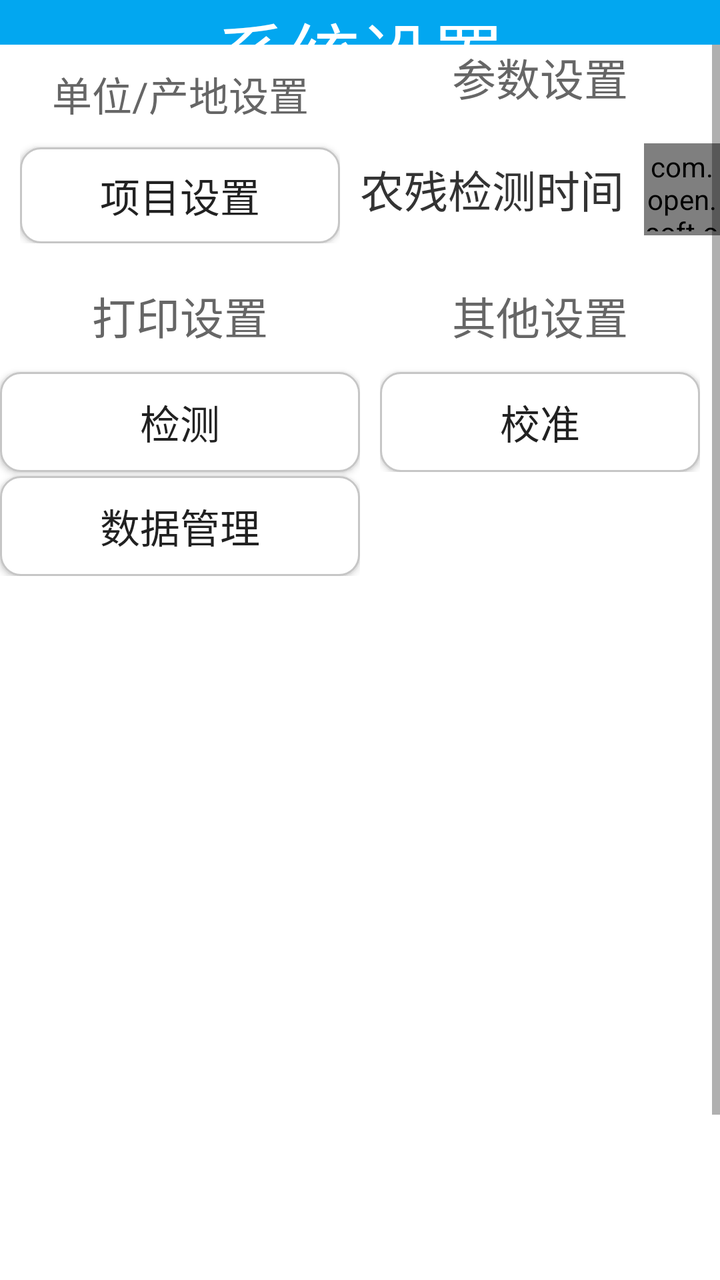
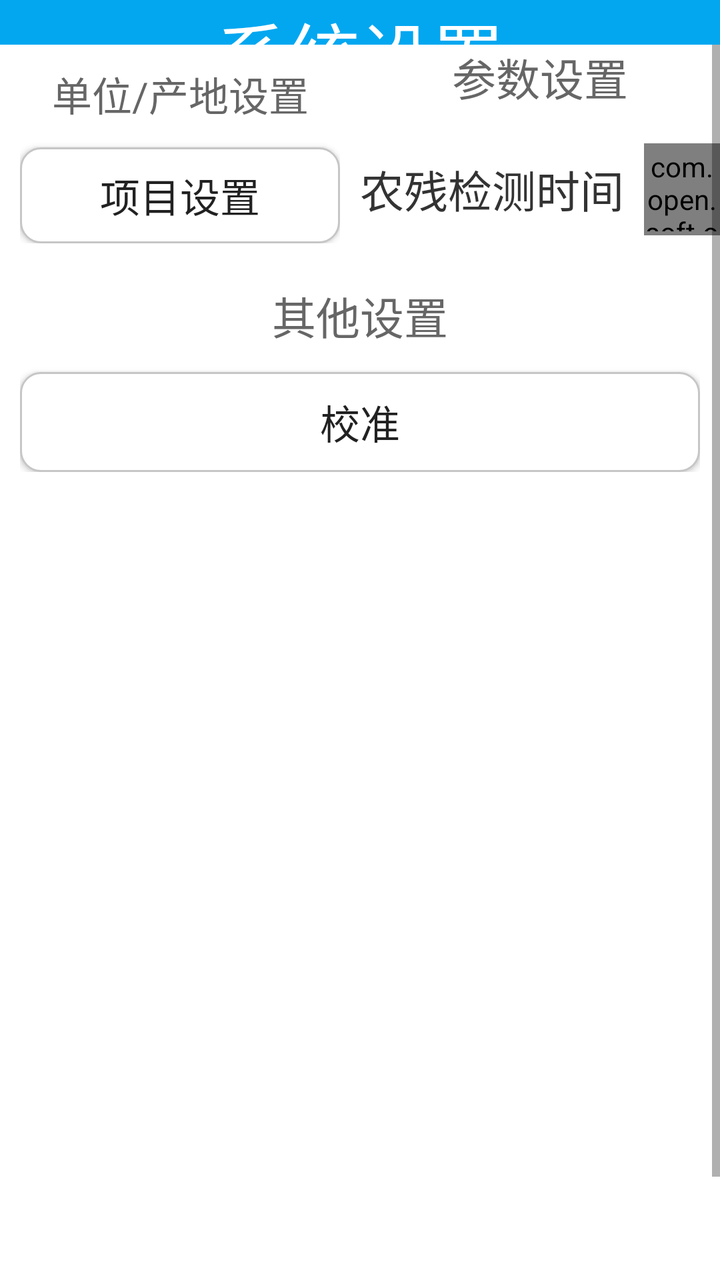

An Android layout rendered at two revisions. The XML below is the earlier revision; the diff shows what the commit changed to produce the second picture.
<!-- AndroidManifest.xml: application theme AppTheme -->
<!-- res/layout/activity_system_setting2.xml -->
<?xml version="1.0" encoding="utf-8"?>
<androidx.constraintlayout.widget.ConstraintLayout xmlns:android="http://schemas.android.com/apk/res/android"
    xmlns:app="http://schemas.android.com/apk/res-auto"
    xmlns:tools="http://schemas.android.com/tools"
    android:layout_width="match_parent"
    android:layout_height="match_parent"
    android:background="@color/white"
    android:orientation="vertical"
    tools:ignore="OnClick">

    <TextView
        android:id="@+id/tv_title"
        android:layout_width="match_parent"
        android:layout_height="0dp"
        android:layout_weight="1"
        android:background="@color/THEME_COLOR"
        android:gravity="center"
        android:text="系统设置"
        android:textColor="@color/white"
        android:textSize="36sp"
        app:layout_constraintDimensionRatio="h,16:1"
        app:layout_constraintTop_toTopOf="parent" />

    <ScrollView
        android:layout_width="match_parent"
        android:layout_height="wrap_content"
        app:layout_constraintStart_toStartOf="parent"
        app:layout_constraintTop_toBottomOf="@+id/tv_title">

        
        <LinearLayout
            android:layout_width="match_parent"
            android:layout_height="wrap_content"
            android:orientation="vertical">
            
            <LinearLayout
                android:layout_width="match_parent"
                android:layout_height="wrap_content"
                android:orientation="horizontal">

                <LinearLayout
                    android:id="@+id/ll1"
                    android:layout_width="0dp"
                    android:layout_height="wrap_content"
                    android:layout_weight="1"
                    android:orientation="vertical"
                    android:padding="10dp"
                    app:layout_constraintBottom_toTopOf="@+id/ll3"
                    app:layout_constraintEnd_toStartOf="@+id/ll2"
                    app:layout_constraintStart_toStartOf="parent"
                    app:layout_constraintTop_toBottomOf="@+id/tv_title">

                    <TextView
                        android:layout_width="match_parent"
                        android:layout_height="wrap_content"
                        android:layout_marginBottom="10dp"
                        android:gravity="center"
                        android:text="单位/产地设置"
                        android:textColor="#666666"
                        android:textSize="20sp" />

                    <Button
                        style="@style/btnSystemSetting"
                        android:layout_width="match_parent"
                        android:layout_height="0dp"
                        android:visibility="gone"
                        android:layout_weight="1"
                        android:onClick="onBCheckOrg"
                        android:text="受检单位" />

                    <Button
                        style="@style/btnSystemSetting"
                        android:layout_width="match_parent"
                        android:layout_height="0dp"
                        android:layout_weight="1"
                        android:visibility="gone"
                        android:onClick="onSampleSource"
                        android:text="商品来源" />

                    <Button
                        style="@style/btnSystemSetting"
                        android:layout_width="match_parent"
                        android:layout_height="0dp"
                        android:layout_weight="1"
                        android:visibility="gone"
                        android:onClick="onCheckOrg"
                        android:text="检测单位" />

                    <Button
                        style="@style/btnSystemSetting"
                        android:layout_width="match_parent"
                        android:layout_height="0dp"
                        android:layout_weight="1"
                        android:visibility="gone"
                        android:onClick="onSampleName"
                        android:text="样品名称"/>

                    <Button
                        android:id="@+id/btn_project"
                        style="@style/btnSystemSetting"
                        android:layout_width="match_parent"
                        android:layout_height="0dp"
                        android:layout_weight="1"
                        android:onClick="onEditProject"
                        android:text="项目设置"
                        android:visibility="visible" />


                </LinearLayout>

                <LinearLayout
                    android:id="@+id/ll2"
                    android:layout_width="0dp"
                    android:layout_height="wrap_content"
                    android:layout_weight="1"
                    android:orientation="vertical"
                    app:layout_constraintBottom_toTopOf="@+id/ll3"
                    app:layout_constraintEnd_toEndOf="parent"
                    app:layout_constraintStart_toEndOf="@+id/ll1"
                    app:layout_constraintTop_toBottomOf="@+id/tv_title">

                    <TextView
                        android:layout_width="match_parent"
                        android:layout_height="wrap_content"
                        android:layout_marginBottom="10dp"
                        android:gravity="center"
                        android:text="参数设置"
                        android:textColor="#666666"
                        android:textSize="22sp" />


                    <LinearLayout
                        android:layout_width="match_parent"
                        android:layout_height="50dp"
                        android:layout_marginTop="5dp"
                        android:gravity="center_vertical"
                        android:orientation="horizontal">

                        <TextView
                            android:layout_width="wrap_content"
                            android:layout_height="wrap_content"
                            android:gravity="center"
                            android:text="农残检测时间"
                            android:textColor="#333"
                            android:textSize="22sp" />

                        <com.open.soft.openappsoft.multifuction.view.AutoConintaEditText
                            android:id="@+id/et_card_warm_time"
                            style="@style/btnSystemSetting"
                            android:layout_width="match_parent"
                            android:layout_height="wrap_content"
                            android:layout_marginLeft="10dp"
                            android:layout_marginTop="2dp"
                            android:layout_marginBottom="2dp"
                            app:unit="s"></com.open.soft.openappsoft.multifuction.view.AutoConintaEditText>

                    </LinearLayout>

                </LinearLayout>


            </LinearLayout>

            
            <LinearLayout
                android:layout_width="match_parent"
                android:layout_height="wrap_content"
                android:orientation="horizontal">

                <LinearLayout
                    android:id="@+id/ll3"
                    android:layout_width="0dp"
                    android:layout_height="wrap_content"
                    android:layout_weight="1"
                    android:orientation="vertical"
                    app:layout_constraintBottom_toBottomOf="parent"
                    app:layout_constraintEnd_toStartOf="@+id/ll4"
                    app:layout_constraintStart_toEndOf="@+id/ll1"
                    app:layout_constraintStart_toStartOf="parent"
                    app:layout_constraintTop_toBottomOf="@+id/ll1">

                    <TextView
                        android:layout_width="match_parent"
                        android:layout_height="wrap_content"
                        android:layout_marginTop="10dp"
                        android:layout_marginBottom="10dp"
                        android:gravity="center"
                        android:text="打印设置"
                        android:textColor="#666666"
                        android:textSize="22sp" />

                    <Button
                        style="@style/btnSystemSetting"
                        android:layout_width="match_parent"
                        android:layout_height="50dp"
                        android:onClick="onCheck"
                        android:text="检测" />

                    <Button
                        style="@style/btnSystemSetting"
                        android:layout_width="match_parent"
                        android:layout_height="50dp"
                        android:onClick="onDataManager"
                        android:text="数据管理" />

                </LinearLayout>

                <LinearLayout
                    android:id="@+id/ll4"
                    android:layout_width="0dp"
                    android:layout_height="wrap_content"
                    android:layout_weight="1"
                    android:orientation="vertical"
                    android:padding="10dp"
                    app:layout_constraintBottom_toBottomOf="parent"
                    app:layout_constraintEnd_toEndOf="parent"
                    app:layout_constraintStart_toEndOf="@+id/ll1"
                    app:layout_constraintTop_toBottomOf="@+id/ll1">

                    <TextView
                        android:id="@+id/order_setting"
                        android:layout_width="match_parent"
                        android:layout_height="wrap_content"
                        android:layout_marginBottom="10dp"
                        android:gravity="center"
                        android:text="其他设置"
                        android:textColor="#666666"
                        android:textSize="22sp" />

                    <Button
                        style="@style/btnSystemSetting"
                        android:layout_width="match_parent"
                        android:layout_height="50dp"
                        android:onClick="onCalibration"
                        android:text="校准" />

                </LinearLayout>

            </LinearLayout>

            <View
                android:layout_width="match_parent"
                android:layout_height="500dp"/>

        </LinearLayout>

    </ScrollView>

</androidx.constraintlayout.widget.ConstraintLayout>
<!-- resources referenced by this layout -->
<resources>
  <color name="THEME_COLOR">#02A7F0</color>
  <color name="white">#ffffff</color>
  <style name="btnSystemSetting">
          <item name="android:layout_marginTop">2dp</item>
          <item name="android:background">@drawable/selector_btn_setting</item>
          <item name="android:paddingTop">2dp</item>
          <item name="android:layout_height">wrap_content</item>
          <item name="android:textSize">20sp</item>
          <item name="android:paddingBottom">2dp</item>
      </style>
  <style name="AppTheme" parent="Theme.AppCompat.Light.DarkActionBar">
          
          <item name="android:windowNoTitle">true</item>
          <item name="android:windowFullscreen">true</item>
      </style>
  <!-- drawable selector_btn_setting (drawable) -->
  <?xml version="1.0" encoding="utf-8"?>
  <selector xmlns:android="http://schemas.android.com/apk/res/android">
  <item android:state_pressed="true" android:drawable="@drawable/btn_bg_state_p"></item>
  <item android:state_pressed="false" android:drawable="@drawable/btn_bg_state_n"></item>
  </selector>
  <!-- drawable btn_bg_state_p (drawable) -->
  <?xml version="1.0" encoding="utf-8"?>
  <shape xmlns:android="http://schemas.android.com/apk/res/android"
      android:shape="rectangle">
      <stroke
          android:width="1dp"
          android:color="#c6c6c6"></stroke>
      <corners android:radius="10dp"></corners>
      <solid android:color="#bbbbbb"></solid>
  </shape>
  <!-- drawable btn_bg_state_n (drawable) -->
  <?xml version="1.0" encoding="utf-8"?>
  <shape xmlns:android="http://schemas.android.com/apk/res/android"
      android:shape="rectangle">
      <stroke
          android:width="1dp"
          android:color="#c6c6c6"></stroke>
      <corners android:radius="10dp"></corners>
      <solid android:color="@color/white"></solid>
  </shape>
</resources>

<!-- the commit's change to res/layout/activity_system_setting2.xml (unified diff, before → after) -->
@@ -173,6 +173,7 @@
                     android:layout_height="wrap_content"
                     android:layout_weight="1"
                     android:orientation="vertical"
+                    android:visibility="gone"
                     app:layout_constraintBottom_toBottomOf="parent"
                     app:layout_constraintEnd_toStartOf="@+id/ll4"
                     app:layout_constraintStart_toEndOf="@+id/ll1"
